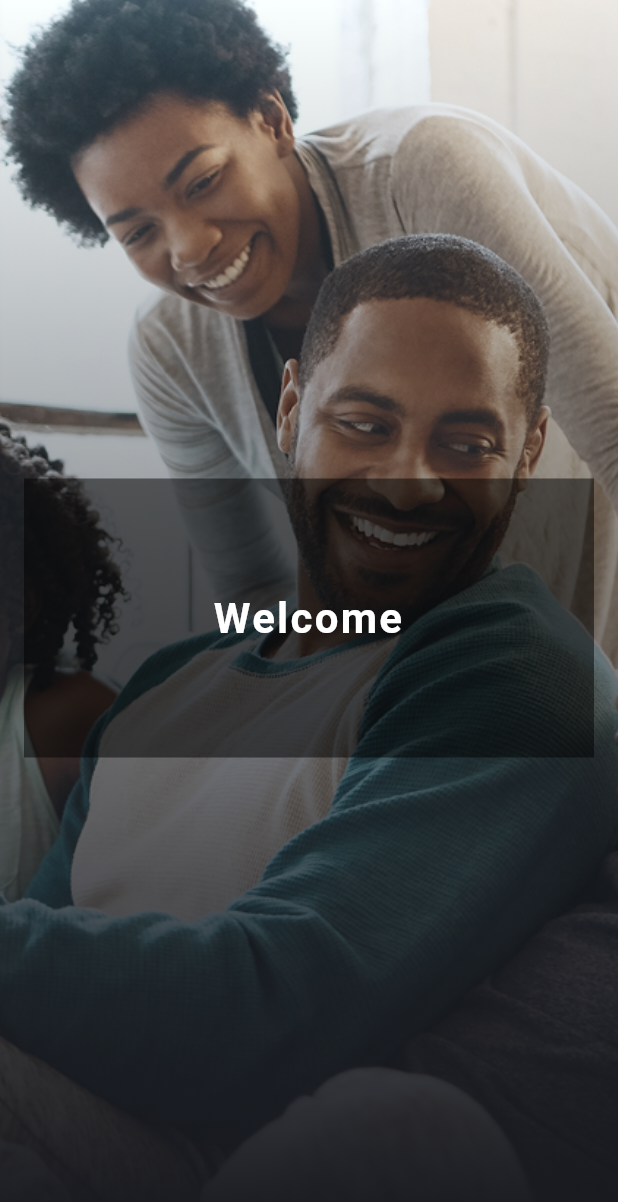
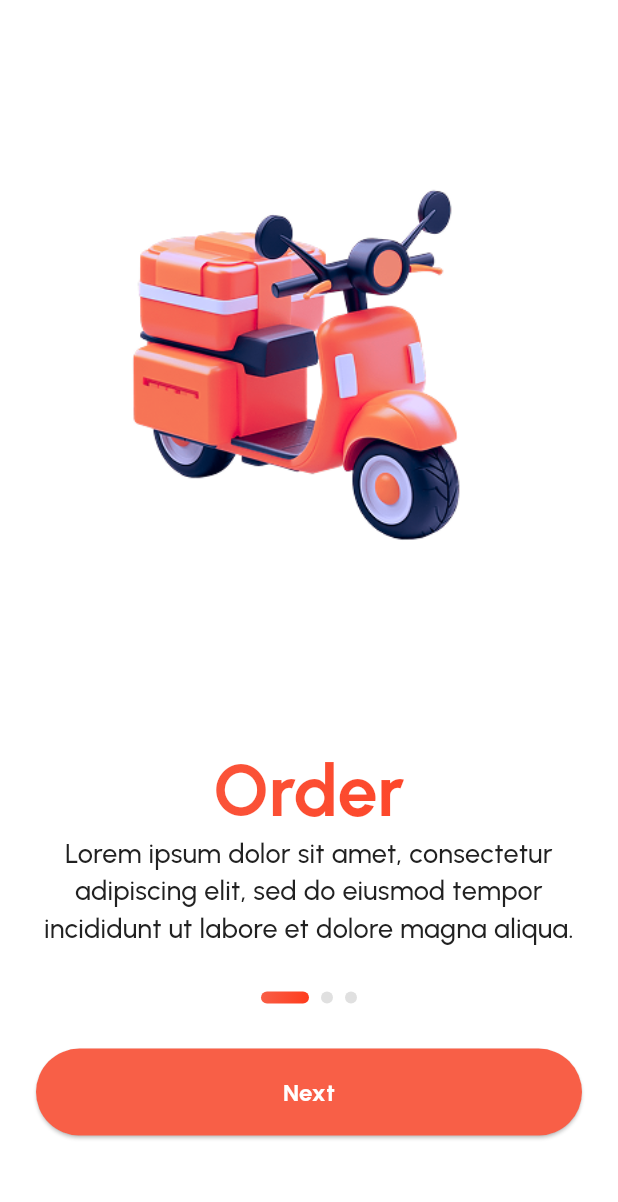
Before and after one commit to teddybed/Moti, a Flutter app: the screen it shows after launch, on a phone screen of 412 x 824 dp. Shown: the top 1202 px of the screen. Run offline on Flutter 3.47's test engine with Material 3 defaults, Android fonts, the phone set to English and light mode, and no system bars; our stand-ins replace flutter_svg.

Commit message:
add new dasha.png on images and add new font on fonts folder urbanist font and create new page light walthrough page 1 and order the page in df folder

```diff
--- a/lib/light_welcome.dart
+++ b/lib/Splash/light_welcome.dart
@@ -11,7 +11,7 @@ class _LightWelcomeState extends State<LightWelcome> {
   void initState() {
     super.initState();
     Timer(Duration(seconds: 2), () {
-      Navigator.pushReplacementNamed(context, '/home');
+      Navigator.pushReplacementNamed(context, '/walkthrough1');
     });
   }
 
--- a/lib/main.dart
+++ b/lib/main.dart
@@ -1,6 +1,8 @@
 import 'package:flutter/material.dart';
-import 'light_splash.dart';
-import 'light_welcome.dart';
+import 'Splash/light_splash.dart';
+import 'Splash/light_welcome.dart';
+import 'walkthrough/light_walkthrough_1.dart';
+
 
 void main() {
   runApp(MyApp());
@@ -17,6 +19,8 @@ class MyApp extends StatelessWidget {
       routes: {
         '/': (context) => LightSplash(),
         '/welcome': (context) => LightWelcome(),
+        '/walkthrough1': (context) => Walkthrough1(),
+
       },
     );
   }
--- /dev/null
+++ b/lib/walkthrough/light_walkthrough_1.dart
@@ -0,0 +1,189 @@
+import 'package:flutter/material.dart';
+
+class Walkthrough1 extends StatefulWidget {
+  @override
+  _Walkthrough1State createState() => _Walkthrough1State();
+}
+
+class _Walkthrough1State extends State<Walkthrough1> {
+  int _activeDotIndex = 0; // Active dot state
+
+  // Set the active dot index
+  void _setActiveDot(int index) {
+    setState(() {
+      _activeDotIndex = index;
+    });
+  }
+
+  @override
+  Widget build(BuildContext context) {
+    final size = MediaQuery.of(context).size;
+    final scaleX = size.width / 428.0;
+    final scaleY = size.height / 926.0;
+
+    return Scaffold(
+      backgroundColor: const Color(0xFFFFFFFF),
+      body: Stack(
+        children: [
+          // Image
+          Positioned(
+            top: 100 * scaleX, // Adjusted to position the image
+            left: 54 * scaleY,
+            child: Image.asset(
+              'assets/images/Dasha.png',
+              width: 320 * scaleX,
+              height: 320 * scaleY,
+            ),
+          ),
+
+          // Bottom Container
+          Positioned(
+            top: 480 * scaleX, // Adjusted top value to fit the layout
+            left: 0,
+            child: Container(
+              width: 428 * scaleX,
+              height: 446 * scaleY, // Increased height to avoid overflow
+              padding: const EdgeInsets.fromLTRB(24, 36, 24, 48),
+              decoration: const BoxDecoration(
+                color: Colors.white,
+                borderRadius: BorderRadius.only(
+                  topLeft: Radius.circular(60),
+                  topRight: Radius.circular(60),
+                ),
+              ),
+              child: Column(
+                crossAxisAlignment: CrossAxisAlignment.center,
+                children: [
+                  // Gradient Header Text
+                  SizedBox(
+                    width: double.infinity,  // Allow the width to be dynamic and flexible
+                    height: 58,
+                    child: ShaderMask(
+                      shaderCallback: (bounds) => const LinearGradient(
+                        begin: Alignment.topLeft,
+                        end: Alignment.bottomRight,
+                        colors: [Color(0xFFF85F47), Color(0xFFFF3B1C)],
+                      ).createShader(Rect.fromLTWH(0, 0, bounds.width, bounds.height)),  // Use bounds.width and bounds.height for dynamic sizing
+                      blendMode: BlendMode.srcIn,
+                      child: const Text(
+                        'Order',
+                        textAlign: TextAlign.center,
+                        style: TextStyle(
+                          fontFamily: 'Urbanist',
+                          fontWeight: FontWeight.w700,
+                          fontSize: 48,
+                          height: 1.2, // 120%
+                          letterSpacing: 0,
+                        ),
+                      ),
+                    ),
+                  ),
+
+                  // Description with dark background
+                  Container(
+                    width: 380, // Adjusted width for scaling
+                    height: 75, // Adjusted height for scaling
+                    alignment: Alignment.center,
+                    child: const Text(
+                      'Lorem ipsum dolor sit amet, consectetur adipiscing elit, sed do eiusmod tempor incididunt ut labore et dolore magna aliqua.',
+                      textAlign: TextAlign.center,
+                      style: TextStyle(
+                        fontFamily: 'Urbanist',
+                        fontWeight: FontWeight.w500,
+                        fontSize: 18,
+                        height: 1.4, // 140%
+                        letterSpacing: 0.2,
+                        color: Color(0xFF212121), // dark text color
+                      ),
+                    ),
+                  ),
+
+                  // Dot Indicators
+                  const SizedBox(height: 30), // Added spacing before dots
+                  Row(
+                    mainAxisAlignment: MainAxisAlignment.center, // Center dots
+                    children: <Widget>[
+                      // First Dot
+                      Container(
+                        width: 32,
+                        height: 8,
+                        decoration: BoxDecoration(
+                          borderRadius: BorderRadius.circular(100),
+                          color: _activeDotIndex == 0
+                              ? null
+                              : Colors.grey,
+                          gradient: _activeDotIndex == 0
+                              ? LinearGradient(
+                            begin: Alignment.topLeft,
+                            end: Alignment.bottomRight,
+                            colors: [Color(0xFFF85F47), Color(0xFFFF3B1C)],
+                          )
+                              : null,
+                        ),
+                      ),
+
+                      const SizedBox(width: 8), // Space between dots
+
+                      // Second Dot
+                      Container(
+                        width: 8,
+                        height: 8,
+                        decoration: BoxDecoration(
+                          borderRadius: BorderRadius.circular(100),
+                          color: Color(0xFFE0E0E0), // Background color #E0E0E0
+                        ),
+                      )
+                      ,
+
+                      const SizedBox(width: 8), // Space between dots
+
+                      // Third Dot
+                      Container(
+                        width: 8,
+                        height: 8,
+                        decoration: BoxDecoration(
+                          borderRadius: BorderRadius.circular(100),
+                          color: Color(0xFFE0E0E0), // Background color #E0E0E0
+                        ),
+                      ),
+                    ],
+                  ),
+
+                  const SizedBox(height: 30), // Added spacing after dots
+
+                  // Main Filled Button
+                  SizedBox(
+                    width: 380,
+                    height: 58,
+                    child: ElevatedButton(
+                      onPressed: () {},
+                      style: ElevatedButton.styleFrom(
+                        backgroundColor: const Color(0xFFF85F47),
+                        shape: RoundedRectangleBorder(
+                          borderRadius: BorderRadius.circular(100),
+                        ),
+                        padding: EdgeInsets.symmetric(vertical: 18 * scaleY, horizontal: 16 * scaleX),
+                      ),
+                      child: const Text(
+                        'Next',
+                        textAlign: TextAlign.center,
+                        style: TextStyle(
+                          fontFamily: 'Urbanist',
+                          fontWeight: FontWeight.w700,
+                          fontSize: 16,
+                          height: 1.4,
+                          letterSpacing: 0.2,
+                          color: Colors.white,
+                        ),
+                      ),
+                    ),
+                  ),
+                ],
+              ),
+            ),
+          ),
+        ],
+      ),
+    );
+  }
+}
```
Also changed, not shown: pubspec.yaml (+5 -6 lines), assets/fonts/urbanist-regular (2).ttf (added), assets/fonts/urbanist-regular.ttf (added), assets/images/Dasha.png (added), lib/Splash/light_Splash.dart (renamed from lib/light_Splash.dart).
